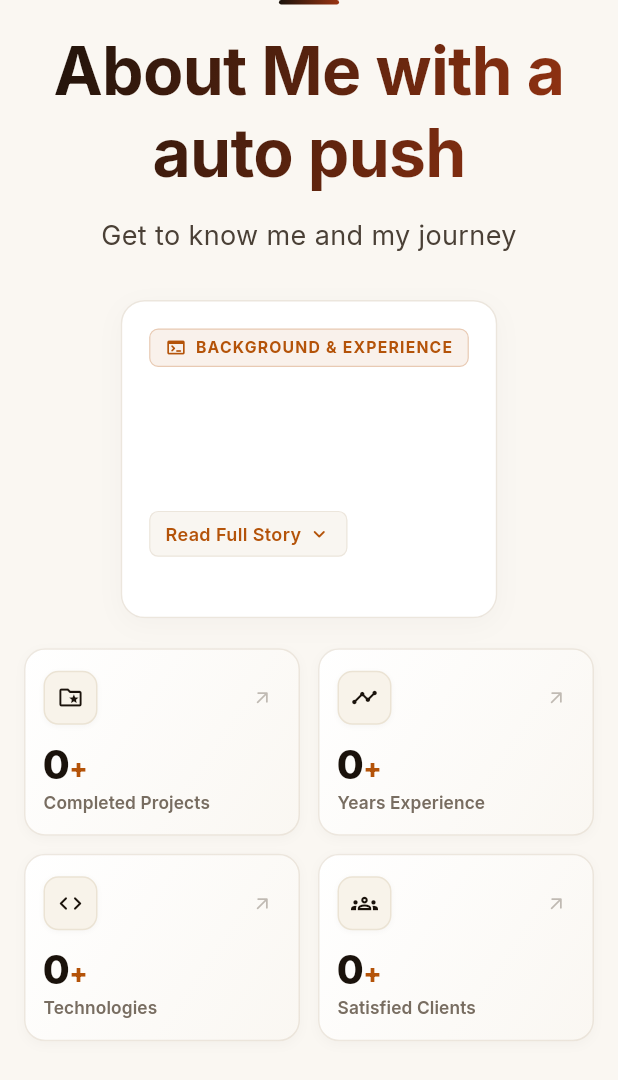
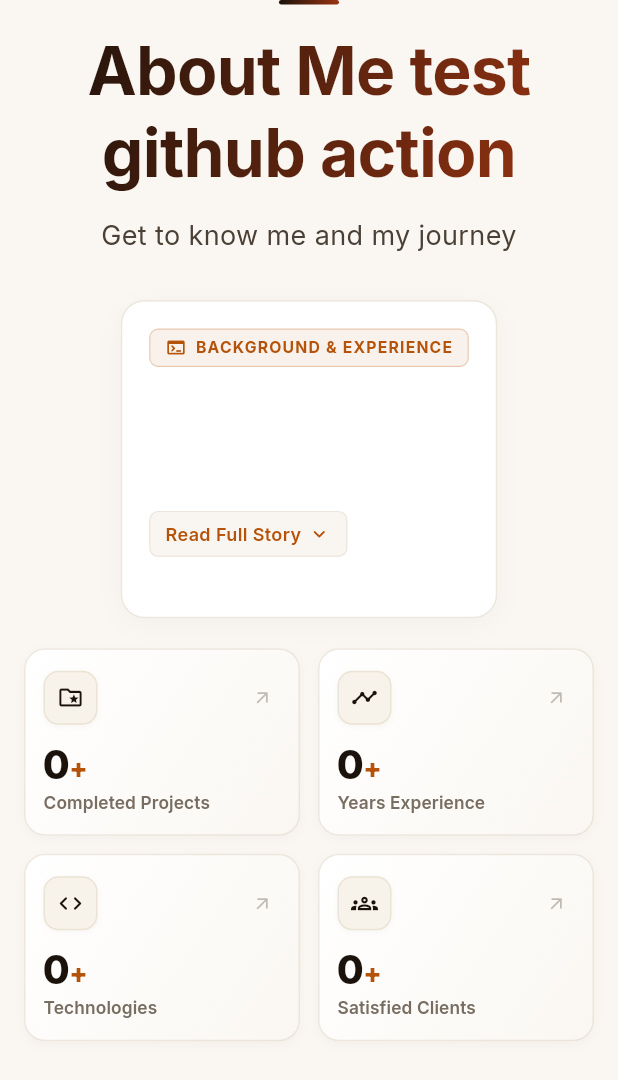
Before and after one commit to mohamedAlaa-CS/mohamed-alaa, a Flutter app: the _AboutContent widget shown alone on an empty page, opened directly with empty values, on a phone screen of 412 x 824 dp. Shown: the top 1080 px of the screen. Run offline on Flutter 3.47's test engine with Material 3 defaults, Android fonts, the phone set to English and light mode, and no system bars; our stand-ins replace device_preview, flutter_bloc, get_it, google_fonts, supabase_flutter; accounts and stored records are empty.

Commit message:
test github action

```diff
--- a/lib/features/portfolio/presentation/widgets/about_section.dart
+++ b/lib/features/portfolio/presentation/widgets/about_section.dart
@@ -86,7 +86,7 @@ class _AboutContent extends StatelessWidget {
         children: [
           const SectionHeading(
             //          title: 'About Me',
-            title: 'About Me with a auto push ',
+            title: 'About Me test github action ',
             subtitle: 'Get to know me and my journey',
           ),
           SizedBox(height: isMobile ? 28 : 44),
```
